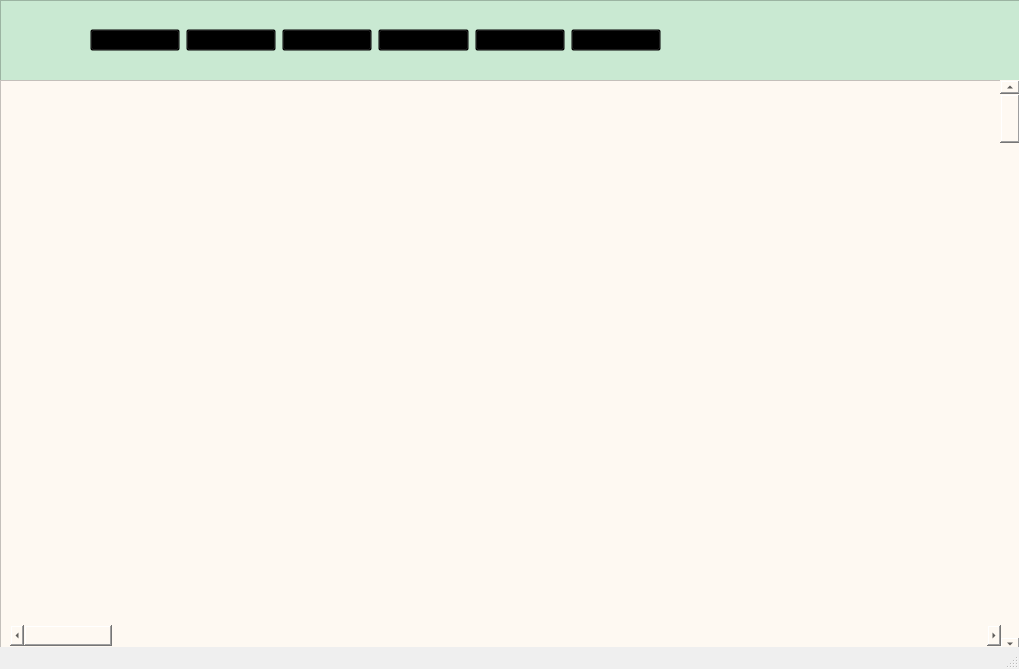
Old version of the form ui_design/home.ui in the repository Jaiderdev123/LogicFlow.
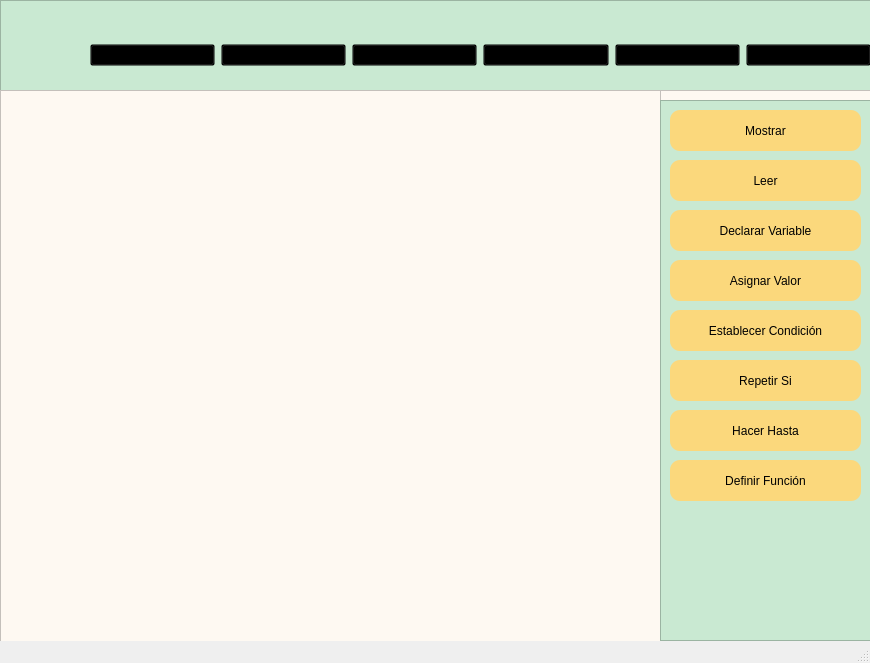
New version of the form. Icons and pictures are not drawn.

Commit message: Actualizar diseño de la interfaz de usuario y agregar nuevos botones para mejorar la funcionalidad

Patch:
```diff
--- a/ui_design/home.ui
+++ b/ui_design/home.ui
@@ -6,8 +6,8 @@
    <rect>
     <x>0</x>
     <y>0</y>
-    <width>1019</width>
-    <height>669</height>
+    <width>870</width>
+    <height>663</height>
    </rect>
   </property>
   <property name="windowTitle">
@@ -19,8 +19,8 @@
      <rect>
       <x>0</x>
       <y>0</y>
-      <width>1021</width>
-      <height>81</height>
+      <width>871</width>
+      <height>91</height>
      </rect>
     </property>
     <property name="styleSheet">
@@ -59,8 +59,8 @@
       <rect>
        <x>90</x>
        <y>10</y>
-       <width>571</width>
-       <height>61</height>
+       <width>781</width>
+       <height>90</height>
       </rect>
      </property>
      <layout class="QHBoxLayout" name="horizontalLayout">
@@ -191,9 +191,9 @@
     <property name="geometry">
      <rect>
       <x>0</x>
-      <y>80</y>
-      <width>1021</width>
-      <height>571</height>
+      <y>90</y>
+      <width>871</width>
+      <height>561</height>
      </rect>
     </property>
     <property name="styleSheet">
@@ -205,19 +205,6 @@
     <property name="frameShadow">
      <enum>QFrame::Raised</enum>
     </property>
-    <widget class="QScrollBar" name="verticalScrollBar">
-     <property name="geometry">
-      <rect>
-       <x>1000</x>
-       <y>0</y>
-       <width>20</width>
-       <height>571</height>
-      </rect>
-     </property>
-     <property name="orientation">
-      <enum>Qt::Vertical</enum>
-     </property>
-    </widget>
     <widget class="QScrollBar" name="horizontalScrollBar">
      <property name="geometry">
       <rect>
@@ -231,6 +218,207 @@
       <enum>Qt::Horizontal</enum>
      </property>
     </widget>
+    <widget class="QTextEdit" name="textEdit">
+     <property name="geometry">
+      <rect>
+       <x>0</x>
+       <y>0</y>
+       <width>661</width>
+       <height>561</height>
+      </rect>
+     </property>
+     <property name="styleSheet">
+      <string notr="true">font: 15pt &quot;Fira Code&quot;;</string>
+     </property>
+    </widget>
+    <widget class="QFrame" name="frame_3">
+     <property name="geometry">
+      <rect>
+       <x>660</x>
+       <y>10</y>
+       <width>211</width>
+       <height>541</height>
+      </rect>
+     </property>
+     <property name="styleSheet">
+      <string notr="true">background-color: rgb(201, 233, 210);
+border-color: rgb(0, 0, 0);</string>
+     </property>
+     <property name="frameShape">
+      <enum>QFrame::StyledPanel</enum>
+     </property>
+     <property name="frameShadow">
+      <enum>QFrame::Raised</enum>
+     </property>
+     <widget class="QPushButton" name="pushButton">
+      <property name="geometry">
+       <rect>
+        <x>10</x>
+        <y>110</y>
+        <width>191</width>
+        <height>41</height>
+       </rect>
+      </property>
+      <property name="cursor">
+       <cursorShape>OpenHandCursor</cursorShape>
+      </property>
+      <property name="styleSheet">
+       <string notr="true">background-color: rgb(251, 216, 124);
+font: 600 12pt &quot;Cascadia Code SemiBold&quot;;
+border-radius: 10px;</string>
+      </property>
+      <property name="text">
+       <string>Declarar Variable</string>
+      </property>
+     </widget>
+     <widget class="QPushButton" name="pushButton_2">
+      <property name="geometry">
+       <rect>
+        <x>10</x>
+        <y>10</y>
+        <width>191</width>
+        <height>41</height>
+       </rect>
+      </property>
+      <property name="cursor">
+       <cursorShape>OpenHandCursor</cursorShape>
+      </property>
+      <property name="styleSheet">
+       <string notr="true">background-color: rgb(251, 216, 124);
+font: 600 12pt &quot;Cascadia Code SemiBold&quot;;
+border-radius: 10px;</string>
+      </property>
+      <property name="text">
+       <string>Mostrar</string>
+      </property>
+     </widget>
+     <widget class="QPushButton" name="pushButton_3">
+      <property name="geometry">
+       <rect>
+        <x>10</x>
+        <y>60</y>
+        <width>191</width>
+        <height>41</height>
+       </rect>
+      </property>
+      <property name="cursor">
+       <cursorShape>OpenHandCursor</cursorShape>
+      </property>
+      <property name="styleSheet">
+       <string notr="true">background-color: rgb(251, 216, 124);
+font: 600 12pt &quot;Cascadia Code SemiBold&quot;;
+border-radius: 10px;</string>
+      </property>
+      <property name="text">
+       <string>Leer</string>
+      </property>
+     </widget>
+     <widget class="QPushButton" name="pushButton_4">
+      <property name="geometry">
+       <rect>
+        <x>10</x>
+        <y>160</y>
+        <width>191</width>
+        <height>41</height>
+       </rect>
+      </property>
+      <property name="cursor">
+       <cursorShape>OpenHandCursor</cursorShape>
+      </property>
+      <property name="styleSheet">
+       <string notr="true">background-color: rgb(251, 216, 124);
+font: 600 12pt &quot;Cascadia Code SemiBold&quot;;
+border-radius: 10px;</string>
+      </property>
+      <property name="text">
+       <string>Asignar Valor</string>
+      </property>
+     </widget>
+     <widget class="QPushButton" name="pushButton_5">
+      <property name="geometry">
+       <rect>
+        <x>10</x>
+        <y>210</y>
+        <width>191</width>
+        <height>41</height>
+       </rect>
+      </property>
+      <property name="cursor">
+       <cursorShape>OpenHandCursor</cursorShape>
+      </property>
+      <property name="styleSheet">
+       <string notr="true">background-color: rgb(251, 216, 124);
+font: 600 12pt &quot;Cascadia Code SemiBold&quot;;
+border-radius: 10px;</string>
+      </property>
+      <property name="text">
+       <string>Establecer Condición</string>
+      </property>
+     </widget>
+     <widget class="QPushButton" name="pushButton_6">
+      <property name="geometry">
+       <rect>
+        <x>10</x>
+        <y>260</y>
+        <width>191</width>
+        <height>41</height>
+       </rect>
+      </property>
+      <property name="cursor">
+       <cursorShape>OpenHandCursor</cursorShape>
+      </property>
+      <property name="styleSheet">
+       <string notr="true">background-color: rgb(251, 216, 124);
+font: 600 12pt &quot;Cascadia Code SemiBold&quot;;
+border-radius: 10px;</string>
+      </property>
+      <property name="text">
+       <string>Repetir Si</string>
+      </property>
+     </widget>
+     <widget class="QPushButton" name="pushButton_7">
+      <property name="geometry">
+       <rect>
+        <x>10</x>
+        <y>310</y>
+        <width>191</width>
+        <height>41</height>
+       </rect>
+      </property>
+      <property name="cursor">
+       <cursorShape>OpenHandCursor</cursorShape>
+      </property>
+      <property name="styleSheet">
+       <string notr="true">background-color: rgb(251, 216, 124);
+font: 600 12pt &quot;Cascadia Code SemiBold&quot;;
+border-radius: 10px;</string>
+      </property>
+      <property name="text">
+       <string>Hacer Hasta</string>
+      </property>
+     </widget>
+     <widget class="QPushButton" name="pushButton_8">
+      <property name="geometry">
+       <rect>
+        <x>10</x>
+        <y>360</y>
+        <width>191</width>
+        <height>41</height>
+       </rect>
+      </property>
+      <property name="cursor">
+       <cursorShape>OpenHandCursor</cursorShape>
+      </property>
+      <property name="styleSheet">
+       <string notr="true">background-color: rgb(251, 216, 124);
+font: 600 12pt &quot;Cascadia Code SemiBold&quot;;
+border-radius: 10px;</string>
+      </property>
+      <property name="text">
+       <string>Definir Función</string>
+      </property>
+     </widget>
+    </widget>
    </widget>
   </widget>
   <widget class="QStatusBar" name="statusbar"/>
```
Left out of the diff: 18 changed lines with no effect on the pictures.
